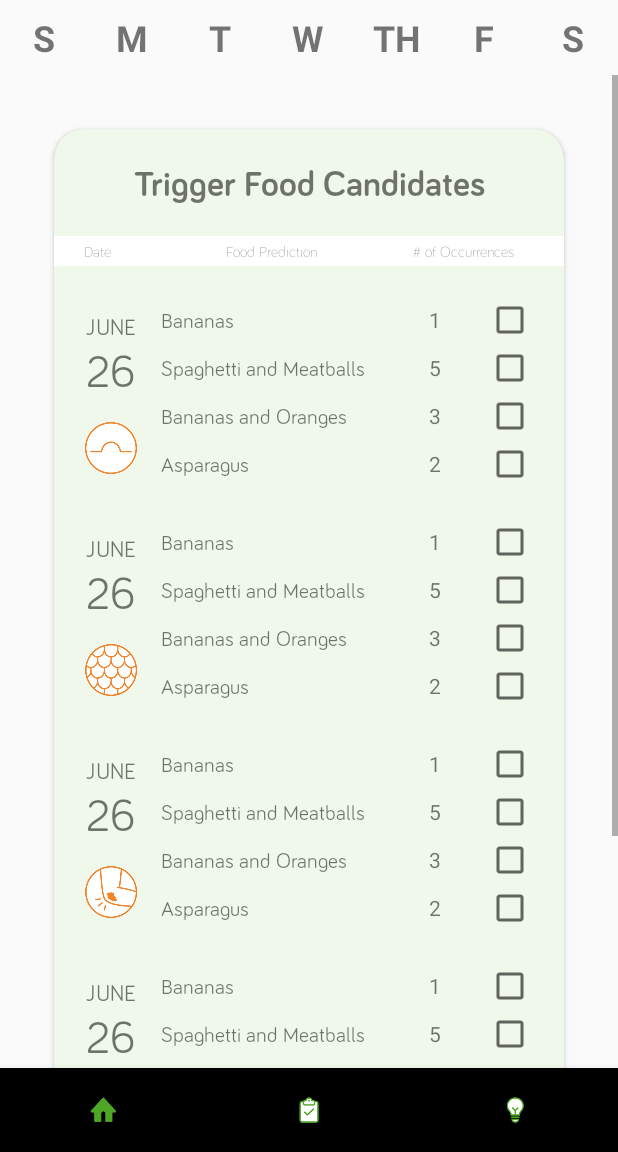
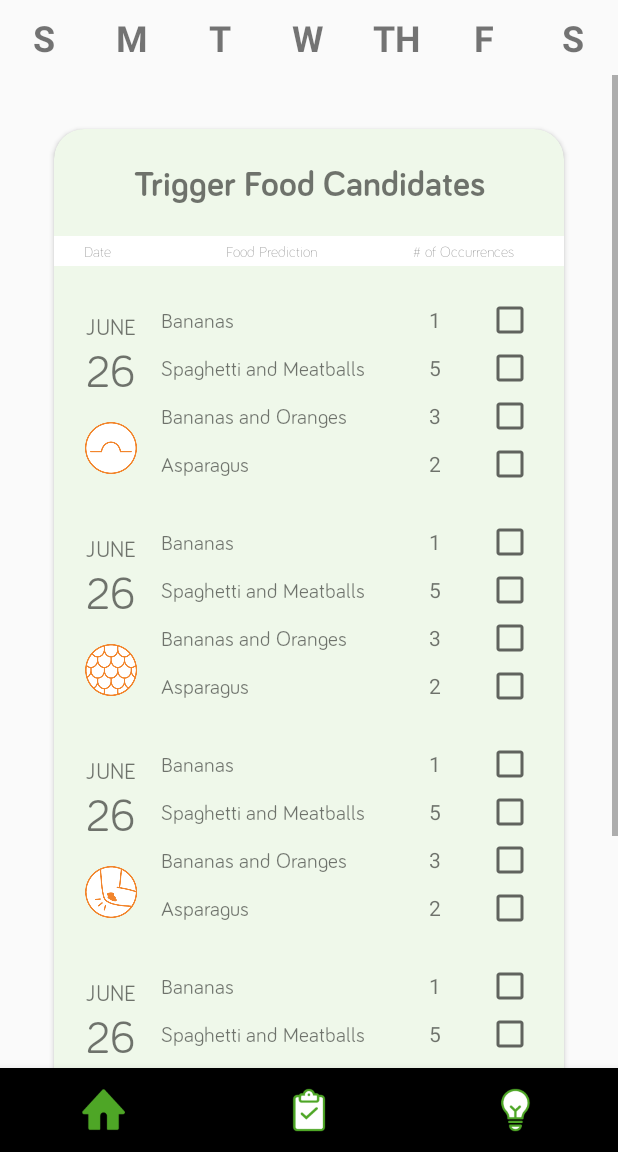
Before and after one commit to kaimalloy/Elimin8, an Android app: the fragment UnverifiedFragment placed in its activity, on a phone screen of 412 x 824 dp, the part 84-1236 px from its top. Run offline under Robolectric (Android 15) with nearby library versions, the phone set to English and light mode, and no system bars; libraries missing offline, so code that uses them is left out: com.chaquo.python; 3 statements that could not run were skipped.

Commit message:
Just changed the white to default android from hardcoded. Enlarged the Navigation menu icons.

```diff
--- a/app/src/main/res/layout/activity_main.xml
+++ b/app/src/main/res/layout/activity_main.xml
@@ -11,7 +11,7 @@
         android:id="@+id/my_toolbar"
         android:layout_width="match_parent"
         android:layout_height="?attr/actionBarSize"
-        android:background="#FFFFFF"
+        android:background="@android:color/white"
         android:theme="@style/ThemeOverlay.AppCompat.Dark.ActionBar"
         app:popupTheme="@style/ThemeOverlay.AppCompat.Light">
 
@@ -57,6 +57,7 @@
 
     <com.google.android.material.bottomnavigation.BottomNavigationView
         android:id="@+id/nav"
+        app:itemIconSize="40dp"
         android:layout_width="match_parent"
         android:layout_height="wrap_content"
         app:menu="@menu/navigation_bar"
--- a/app/src/main/res/layout/fragment_master_list.xml
+++ b/app/src/main/res/layout/fragment_master_list.xml
@@ -55,7 +55,7 @@
                         android:layout_height="wrap_content"
                         android:layout_margin="20dp"
                         android:background="@drawable/ok_btn"
-                        android:textColor="@color/white"
+                        android:textColor="@android:color/white"
                         android:text="Remove from Master List" />
                 </LinearLayout>
 
--- a/app/src/main/res/layout/fragment_unverified.xml
+++ b/app/src/main/res/layout/fragment_unverified.xml
@@ -50,7 +50,7 @@
                         android:paddingBottom="3dp"
                         android:paddingTop="3dp"
                         android:orientation="horizontal"
-                        android:background="@color/white">
+                        android:background="@android:color/white">
 
                         <TextView
                             android:layout_width="wrap_content"
@@ -94,7 +94,7 @@
                         android:layout_margin="20dp"
                         android:background="@drawable/ok_btn"
                         android:text="Add to Master List"
-                        android:textColor="@color/white"/>
+                        android:textColor="@android:color/white"/>
                 </LinearLayout>
 
             </androidx.cardview.widget.CardView>
--- a/app/src/main/res/layout/popup_deletemeal.xml
+++ b/app/src/main/res/layout/popup_deletemeal.xml
@@ -52,7 +52,7 @@
             android:layout_height="wrap_content"
             android:layout_weight="1"
             android:text="Delete"
-            android:textColor="@color/white"
+            android:textColor="@android:color/white"
             android:background="@drawable/ok_btn" />
 
     </LinearLayout>
--- a/app/src/main/res/layout/popup_deletetriggerfood.xml
+++ b/app/src/main/res/layout/popup_deletetriggerfood.xml
@@ -52,7 +52,7 @@
             android:layout_height="wrap_content"
             android:layout_weight="1"
             android:text="Delete"
-            android:textColor="@color/white"
+            android:textColor="@android:color/white"
             android:background="@drawable/ok_btn" />
 
     </LinearLayout>
--- a/app/src/main/res/layout/popup_importantnote.xml
+++ b/app/src/main/res/layout/popup_importantnote.xml
@@ -48,6 +48,6 @@
         android:layout_margin="15dp"
         android:background="@drawable/ok_btn"
         android:text="Ok"
-        android:textColor="@color/white" />
+        android:textColor="@android:color/white" />
 
 </LinearLayout>
--- a/app/src/main/res/layout/popup_prediction.xml
+++ b/app/src/main/res/layout/popup_prediction.xml
@@ -117,7 +117,7 @@
                 android:layout_height="wrap_content"
                 android:text="Ok"
                 android:background="@drawable/ok_btn"
-                android:textColor="@color/white"
+                android:textColor="@android:color/white"
                 android:layout_gravity="center"
                 android:layout_margin="20dp"/>
 
--- a/app/src/main/res/values/colors.xml
+++ b/app/src/main/res/values/colors.xml
@@ -13,5 +13,4 @@
     <color name="lightGray">#B3B3B3</color>
     <color name="medDarkGray">#737373</color>
     <color name="darkGray">#4A4A4A</color>
-    <color name="white">#FFFFFF</color>
 </resources>
```
